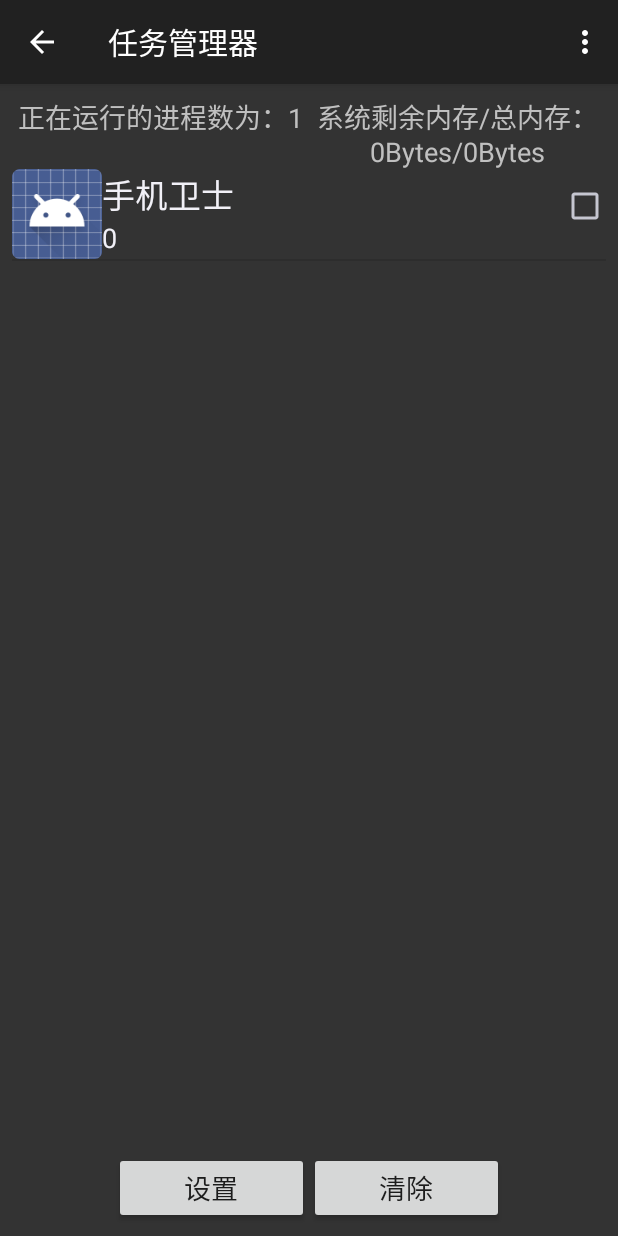
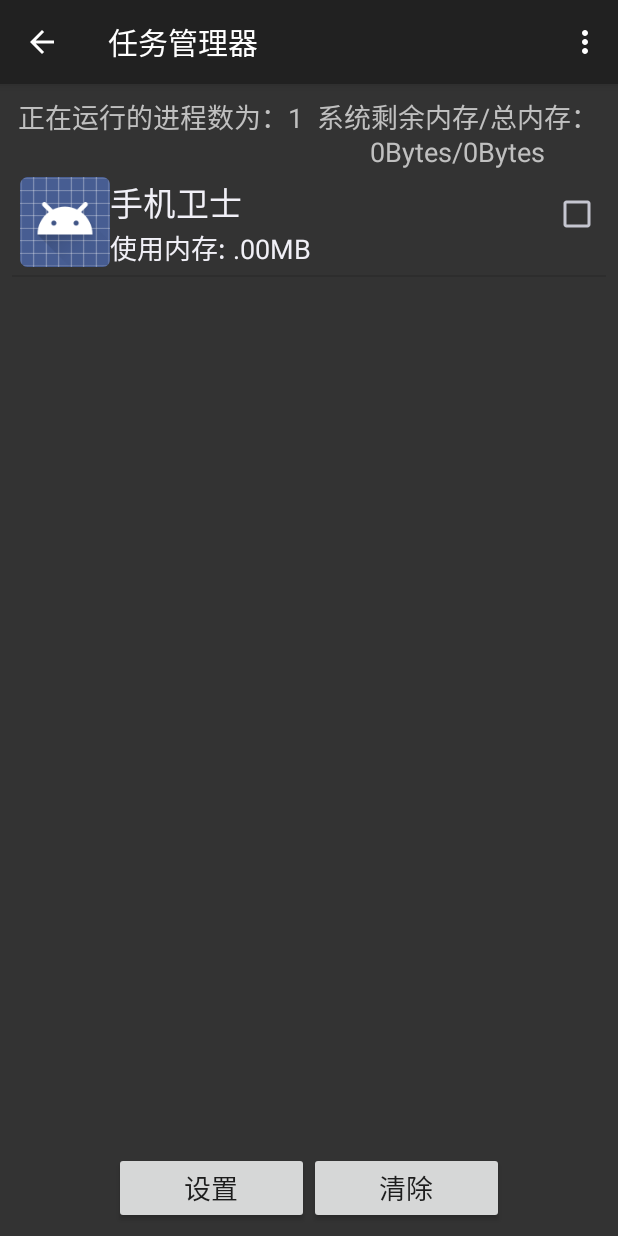
Before and after one commit to michaeltencheck/BlackHorse, an Android app: the TasksManager screen opened directly, with no data from a screen before it, on a phone screen of 412 x 824 dp. Run offline under Robolectric (Android 15) with nearby library versions, the phone set to English and light mode, and no system bars; 2 statements that could not run were skipped.

Commit message:
modify the adapter to improve performance
modify the adapter to improve performance

```diff
--- a/app/src/main/java/com/example/test/mobilesafe/activity/TasksManager.java
+++ b/app/src/main/java/com/example/test/mobilesafe/activity/TasksManager.java
@@ -13,8 +13,11 @@ import android.os.Bundle;
 import android.util.Log;
 import android.view.Menu;
 import android.view.MenuItem;
+import android.view.View;
 import android.view.Window;
+import android.widget.LinearLayout;
 import android.widget.ListView;
+import android.widget.ProgressBar;
 import android.widget.TextView;
 
 import com.example.test.mobilesafe.R;
@@ -35,6 +38,7 @@ public class TasksManager extends AppCompatActivity {
     private List<String> pn, pn1;
     private ActivityManager.MemoryInfo men;
     private List<ProcessInfo> processInfos;
+    private LinearLayout progressBar;
     private ProcessInfoAdapter adapter;
     private ListView listView;
     private PackageManager pm;
@@ -45,6 +49,7 @@ public class TasksManager extends AppCompatActivity {
             processInfo.setText("正在运行的进程数为：" + getProcessInfo());
             memoryInfo.setText("系统剩余内存/总内存：" + getAvailableMemory() + "/" + getTotalMemory());
             listView.setAdapter(adapter);
+            progressBar.setVisibility(View.INVISIBLE);
         }
     };
 
@@ -54,6 +59,7 @@ public class TasksManager extends AppCompatActivity {
         setContentView(R.layout.activity_tasks_manager);
 
         listView = (ListView) findViewById(R.id.lv_tm_processDetail);
+        progressBar = (LinearLayout) findViewById(R.id.ll_tm_progressBar);
 
         manager = (ActivityManager) this.getSystemService(ACTIVITY_SERVICE);
         pm = this.getPackageManager();
@@ -88,7 +94,7 @@ public class TasksManager extends AppCompatActivity {
                             pn.add(packageName);
                         }
                     }
-                    processInfos = factory.getProcessInfos(list);
+                    processInfos = factory.getProcessInfos(list,pn);
                     adapter = new ProcessInfoAdapter(getApplicationContext(), processInfos);
                     handler.sendEmptyMessage(0);
                 } catch (PackageManager.NameNotFoundException e) {
--- a/app/src/main/java/com/example/test/mobilesafe/adapter/ProcessInfoAdapter.java
+++ b/app/src/main/java/com/example/test/mobilesafe/adapter/ProcessInfoAdapter.java
@@ -60,9 +60,9 @@ public class ProcessInfoAdapter extends BaseAdapter{
         }
         viewHolder.imageView.setImageDrawable(list.get(position).getIcon());
         viewHolder.name.setText(list.get(position).getName());
-        /*viewHolder.memory.setText
-                ("所占内存: "+ DecimalFormater.getKBNumber(list.get(position).getMemory())+"");*/
-        viewHolder.memory.setText(list.get(position).getPid()+"");
+        viewHolder.memory.setText
+                ("使用内存: "+ DecimalFormater.getKBNumber(list.get(position).getMemory())+"");
+//        viewHolder.memory.setText(list.get(position).getPid()+"");
 
         return view;
     }
--- a/app/src/main/java/com/example/test/mobilesafe/engine/ProcessInfoFactory.java
+++ b/app/src/main/java/com/example/test/mobilesafe/engine/ProcessInfoFactory.java
@@ -26,15 +26,27 @@ public class ProcessInfoFactory {
         this.pm = context.getPackageManager();
     }
 
-    public List<ProcessInfo> getProcessInfos(List<ActivityManager.RunningAppProcessInfo> list)
+    public List<ProcessInfo> getProcessInfos
+            (List<ActivityManager.RunningAppProcessInfo> list,List<String> list1)
             throws PackageManager.NameNotFoundException {
         List<ProcessInfo> processInfos = new ArrayList<>();
         for (ActivityManager.RunningAppProcessInfo info : list) {
             int pID = info.pid;
             String packageName = info.processName;
+            if (list1.contains(packageName)) {
+                ApplicationInfo applicationInfo =
+                        pm.getApplicationInfo(packageName, PackageManager.GET_UNINSTALLED_PACKAGES);
+                Drawable icon = applicationInfo.loadIcon(pm);
+                String name = applicationInfo.loadLabel(pm).toString();
+                Debug.MemoryInfo[] memoryInfos = am.getProcessMemoryInfo(new int[]{pID});
+                Debug.MemoryInfo memoryInfo = memoryInfos[0];
+                int memory = memoryInfo.getTotalPrivateDirty();
+                ProcessInfo processInfo = new ProcessInfo(name, memory, pID, icon, false);
+                processInfos.add(processInfo);
+            }
             /*ApplicationInfo applicationInfo =
                     pm.getApplicationInfo(packageName, PackageManager.GET_UNINSTALLED_PACKAGES);*/
-            List<ApplicationInfo> applicationInfos = pm.getInstalledApplications
+            /*List<ApplicationInfo> applicationInfos = pm.getInstalledApplications
                     (PackageManager.GET_UNINSTALLED_PACKAGES);
             for (ApplicationInfo info1 : applicationInfos) {
                 if (packageName.equals(info1.packageName)) {
@@ -46,8 +58,7 @@ public class ProcessInfoFactory {
                     ProcessInfo processInfo = new ProcessInfo(appName, memory, pID, drawable, false);
                     processInfos.add(processInfo);
                 }
-            }
-
+            }*/
         }
         return processInfos;
     }
--- a/app/src/main/res/layout/activity_tasks_manager.xml
+++ b/app/src/main/res/layout/activity_tasks_manager.xml
@@ -6,6 +6,29 @@
     android:paddingBottom="@dimen/activity_vertical_margin"
     android:background="@color/backgroundcolor"
     tools:context="com.example.test.mobilesafe.activity.TasksManager">
+
+
+    <LinearLayout
+        android:id="@+id/ll_tm_progressBar"
+        android:layout_centerInParent="true"
+        android:gravity="center"
+        android:layout_width="match_parent"
+        android:orientation="vertical"
+        android:layout_height="wrap_content">
+
+        <ProgressBar
+            android:id="@+id/pb_tm_progressBar"
+            android:layout_centerInParent="true"
+            android:layout_width="wrap_content"
+            android:layout_height="wrap_content" />
+
+        <TextView
+            android:textAppearance="@android:style/TextAppearance.Large"
+            android:text="正在加载，请稍候"
+            android:textColor="@color/textcolor"
+            android:layout_width="wrap_content"
+            android:layout_height="wrap_content" />
+    </LinearLayout>
 
     <LinearLayout
         android:id="@+id/ll_tm"
--- a/app/src/main/res/layout/item_taskmanager.xml
+++ b/app/src/main/res/layout/item_taskmanager.xml
@@ -2,6 +2,7 @@
 <LinearLayout xmlns:android="http://schemas.android.com/apk/res/android"
     android:orientation="horizontal"
     xmlns:tools="http://schemas.android.com/tools"
+    android:padding="5dp"
     android:layout_width="match_parent"
     android:layout_height="match_parent">
 
```
